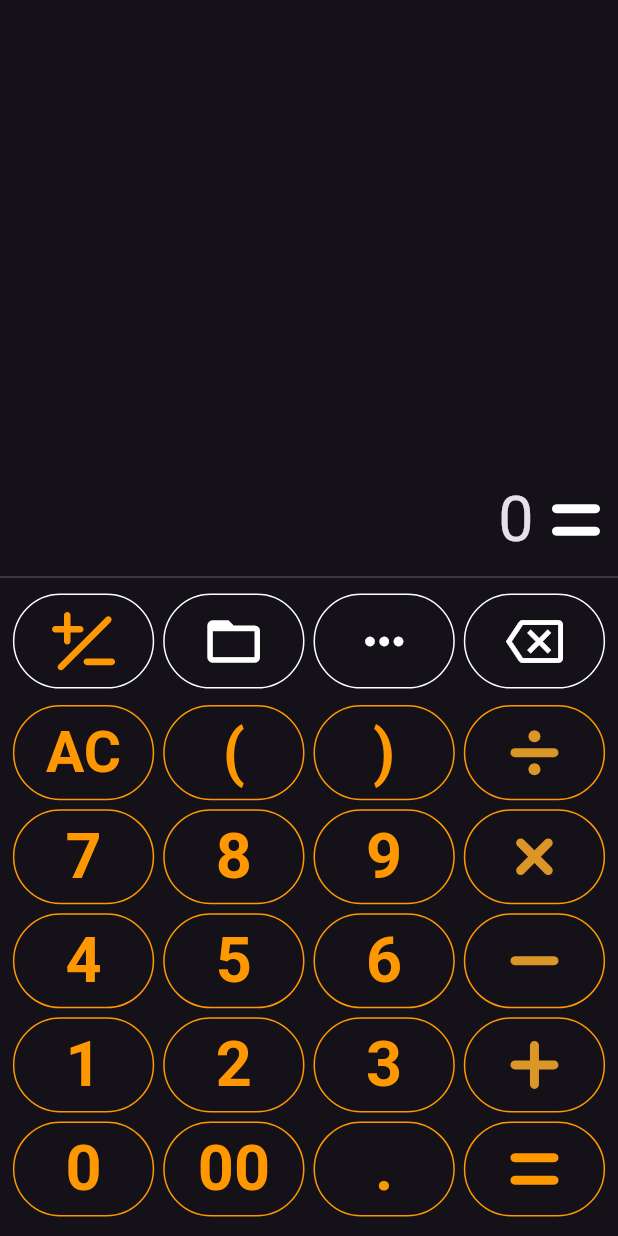
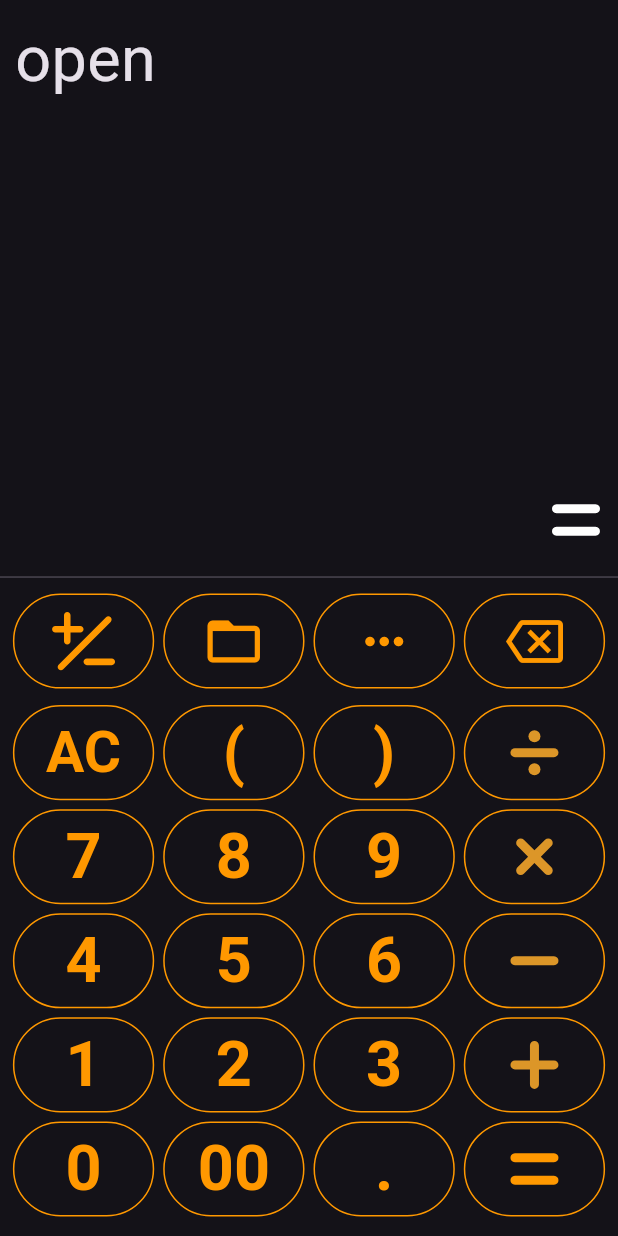
Before and after one commit to khjde1207/real_life_calculator, a Flutter app: the ClcPage screen opened directly, after a tap on the "folder open" icon, on a phone screen of 412 x 824 dp. Run offline on Flutter 3.47's test engine with Material 2 defaults, Android fonts, the phone set to English and light mode, and no system bars; drawn by our look-alikes of auto_size_text; our stand-ins replace decimal, flutter_svg, get, isar, math_expressions, styled_widget and 1 more; missing offline and left inert: dart_eval, math_parser; accounts and stored records are empty; generated files the repository leaves out were written again.

Commit message:
계산식 테스트

```diff
--- a/lib/comp/keyboard_comp.dart
+++ b/lib/comp/keyboard_comp.dart
@@ -10,123 +10,98 @@ class KeyboardComp extends GetView {
   KeyboardComp({
     required this.onPressed,
   });
-  Map<Widget, Function()> clcButtons1 = {
-    IconsData.plus_minus(): () => NumberTypeIsar()
-      ..type = 1
-      ..value = "+/-",
-    Icon(
+  Map<Widget, String Function()> clcButtons1 = {
+    IconsData.plus_minus(): () => "+/-",
+    const Icon(
       Icons.folder_open,
       size: 42,
-      color: Colors.white,
-    ): () => NumberTypeIsar()
-      ..type = 1
-      ..value = "SAVE",
-    Icon(
+      color: Colors.orange,
+    ): () => "open",
+    const Icon(
       Icons.more_horiz,
-      color: Colors.white,
+      color: Colors.orange,
       size: 38,
-    ): () => NumberTypeIsar()
-      ..type = 1
-      ..value = "...",
-    // IconsData.parenthesis(): () => NumberTypeIsar()
-    //   ..type = 1
-    //   ..value = "()",
-    Icon(
+    ): () => "...",
+    const Icon(
       Icons.backspace_outlined,
-      color: Colors.white,
+      color: Colors.orange,
       size: 38,
-    ): () => NumberTypeIsar()
-      ..type = 1
-      ..value = "÷",
+    ): () => "back",
   };
-  Map<Widget, Function()> clcButtons2 = {
-    Text("AC")
+  Map<Widget, String Function()> clcButtons2 = {
+    const Text("AC")
         .fontSize(38)
         .fontWeight(FontWeight.bold)
-        .textColor(Colors.orange): () => NumberTypeIsar()
-      ..type = 1
-      ..value = "AC",
-    Text("(").fontSize(42).fontWeight(FontWeight.bold).textColor(Colors.orange):
-        () => NumberTypeIsar()
-          ..type = 1
-          ..value = "(",
-    Text(")").fontSize(42).fontWeight(FontWeight.bold).textColor(Colors.orange):
-        () => NumberTypeIsar()
-          ..type = 1
-          ..value = ")",
-    IconsData.divide(): () => NumberTypeIsar()
-      ..type = 1
-      ..value = "÷",
-  };
-  Map<Widget, Function()> clcButtons3 = {
-    Text("7").fontSize(42).fontWeight(FontWeight.bold).textColor(Colors.orange):
-        () => NumberTypeIsar()
-          ..type = 0
-          ..value = "7",
-    Text("8").fontSize(42).fontWeight(FontWeight.bold).textColor(Colors.orange):
-        () => NumberTypeIsar()
-          ..type = 0
-          ..value = "8",
-    Text("9").fontSize(42).fontWeight(FontWeight.bold).textColor(Colors.orange):
-        () => NumberTypeIsar()
-          ..type = 0
-          ..value = "9",
-    IconsData.cross(): () => NumberTypeIsar()
-      ..type = 1
-      ..value = "×",
-  };
-  Map<Widget, Function()> clcButtons4 = {
-    Text("4").fontSize(42).fontWeight(FontWeight.bold).textColor(Colors.orange):
-        () => NumberTypeIsar()
-          ..type = 0
-          ..value = "4",
-    Text("5").fontSize(42).fontWeight(FontWeight.bold).textColor(Colors.orange):
-        () => NumberTypeIsar()
-          ..type = 0
-          ..value = "5",
-    Text("6").fontSize(42).fontWeight(FontWeight.bold).textColor(Colors.orange):
-        () => NumberTypeIsar()
-          ..type = 0
-          ..value = "6",
-    IconsData.minus(): () => NumberTypeIsar()
-      ..type = 1
-      ..value = "-",
-  };
-  Map<Widget, Function()> clcButtons5 = {
-    Text("1").fontSize(42).fontWeight(FontWeight.bold).textColor(Colors.orange):
-        () => NumberTypeIsar()
-          ..type = 0
-          ..value = "1",
-    Text("2").fontSize(42).fontWeight(FontWeight.bold).textColor(Colors.orange):
-        () => NumberTypeIsar()
-          ..type = 0
-          ..value = "2",
-    Text("3").fontSize(42).fontWeight(FontWeight.bold).textColor(Colors.orange):
-        () => NumberTypeIsar()
-          ..type = 0
-          ..value = "3",
-    IconsData.plus(): () => NumberTypeIsar()
-      ..type = 1
-      ..value = "+",
-  };
-  Map<Widget, Function()> clcButtons6 = {
-    Text("0").fontSize(42).fontWeight(FontWeight.bold).textColor(Colors.orange):
-        () => NumberTypeIsar()
-          ..type = 0
-          ..value = "0",
-    Text("00")
+        .textColor(Colors.orange): () => "AC",
+    const Text("(")
         .fontSize(42)
         .fontWeight(FontWeight.bold)
-        .textColor(Colors.orange): () => NumberTypeIsar()
-      ..type = 0
-      ..value = "00",
-    Text(".").fontSize(42).fontWeight(FontWeight.bold).textColor(Colors.orange):
-        () => NumberTypeIsar()
-          ..type = 0
-          ..value = ".",
-    IconsData.eq(): () => NumberTypeIsar()
-      ..type = 1
-      ..value = "=",
+        .textColor(Colors.orange): () => "(",
+    const Text(")")
+        .fontSize(42)
+        .fontWeight(FontWeight.bold)
+        .textColor(Colors.orange): () => ")",
+    IconsData.divide(): () => "÷",
+  };
+  Map<Widget, String Function()> clcButtons3 = {
+    const Text("7")
+        .fontSize(42)
+        .fontWeight(FontWeight.bold)
+        .textColor(Colors.orange): () => "7",
+    const Text("8")
+        .fontSize(42)
+        .fontWeight(FontWeight.bold)
+        .textColor(Colors.orange): () => "8",
+    const Text("9")
+        .fontSize(42)
+        .fontWeight(FontWeight.bold)
+        .textColor(Colors.orange): () => "9",
+    IconsData.cross(): () => "×",
+  };
+  Map<Widget, String Function()> clcButtons4 = {
+    const Text("4")
+        .fontSize(42)
+        .fontWeight(FontWeight.bold)
+        .textColor(Colors.orange): () => "4",
+    const Text("5")
+        .fontSize(42)
+        .fontWeight(FontWeight.bold)
+        .textColor(Colors.orange): () => "5",
+    const Text("6")
+        .fontSize(42)
+        .fontWeight(FontWeight.bold)
+        .textColor(Colors.orange): () => "6",
+    IconsData.minus(): () => "-",
+  };
+  Map<Widget, String Function()> clcButtons5 = {
+    const Text("1")
+        .fontSize(42)
+        .fontWeight(FontWeight.bold)
+        .textColor(Colors.orange): () => "1",
+    const Text("2")
+        .fontSize(42)
+        .fontWeight(FontWeight.bold)
+        .textColor(Colors.orange): () => "2",
+    const Text("3")
+        .fontSize(42)
+        .fontWeight(FontWeight.bold)
+        .textColor(Colors.orange): () => "3",
+    IconsData.plus(): () => "+",
+  };
+  Map<Widget, String Function()> clcButtons6 = {
+    const Text("0")
+        .fontSize(42)
+        .fontWeight(FontWeight.bold)
+        .textColor(Colors.orange): () => "0",
+    const Text("00")
+        .fontSize(42)
+        .fontWeight(FontWeight.bold)
+        .textColor(Colors.orange): () => "00",
+    const Text(".")
+        .fontSize(42)
+        .fontWeight(FontWeight.bold)
+        .textColor(Colors.orange): () => ".",
+    IconsData.eq(): () => "=",
   };
 
   Map<String, Function> engineeringButton = {
@@ -145,7 +120,7 @@ class KeyboardComp extends GetView {
     "x-10^y": () {},
   };
 
-  Function(NumberTypeIsar) onPressed;
+  Function(String) onPressed;
 
   @override
   Widget build(BuildContext context) {
@@ -164,7 +139,7 @@ class KeyboardComp extends GetView {
       return [
         ...buttons.map((e) {
           var idx = buttons.indexOf(e);
-          var c = idx == 0 ? Colors.white : Colors.orange;
+          var c = Colors.orange;
           return [
             [
               ...e
@@ -176,7 +151,7 @@ class KeyboardComp extends GetView {
                             minimumSize: Size(buttonWidth, buttonheight),
                             maximumSize: Size(buttonWidth, buttonheight),
                             padding: EdgeInsets.zero,
-                            foregroundColor: Colors.white,
+                            foregroundColor: c,
                             side: BorderSide(width: 1, color: c),
                           ),
                           onPressed: () {
--- a/lib/pages/clc_page.dart
+++ b/lib/pages/clc_page.dart
@@ -14,8 +14,17 @@ import 'package:styled_widget/styled_widget.dart';
 
 class ClcPage extends GetView {
   RxList<NumberTypeIsar> clcList = RxList<NumberTypeIsar>();
+  RxString inputStr = "".obs;
   String curNums = "";
-  Rx<Decimal> rtnValue = Decimal.parse("0").obs;
+  RxString rtnValue = "".obs;
+  // Rx<Decimal> rtnValue = Decimal.parse("0").obs;
+  clc() {
+    var rtn = Utils.clc(inputStr.toString());
+    if (rtn != null) {
+      rtnValue(rtn);
+    }
+  }
+
   @override
   Widget build(BuildContext context) {
     // TODO: implement build
@@ -23,40 +32,48 @@ class ClcPage extends GetView {
     return Scaffold(
       body: [
         Obx(() {
-          if (clcList.isEmpty) {
-            return SizedBox();
-          }
-          // print("LLLLLLLLLLLLLLLL$clcList");
-          var t = clcList;
-          // .getRange(
-          //     (clcList.length - 30).clamp(0, clcList.length), clcList.length);
-          return LayoutBuilder(builder: (p0, p1) {
-            print(p1.maxHeight ~/ (43));
+          return AutoSizeText(
+            inputStr.toString(),
+            maxFontSize: 42,
+            style: TextStyle(fontSize: 42),
+            minFontSize: 14,
+          ).width(double.infinity).padding(all: 10);
+        }).expanded(),
+        // Obx(() {
+        //   if (clcList.isEmpty) {
+        //     return SizedBox();
+        //   }
+        //   // print("LLLLLLLLLLLLLLLL$clcList");
+        //   var t = clcList;
+        //   // .getRange(
+        //   //     (clcList.length - 30).clamp(0, clcList.length), clcList.length);
+        //   return LayoutBuilder(builder: (p0, p1) {
+        //     print(p1.maxHeight ~/ (43));
 
-            return t
-                .map((e) {
-                  return AutoSizeText(
-                    e.value,
-                    maxFontSize: 42,
-                    minFontSize: e.type == 0 ? 42 : 24,
-                    textAlign: TextAlign.end,
-                    maxLines: p1.maxHeight ~/ (43 * 2),
-                  )
-                      // Text(e.value)
-                      //     .fontSize(e.type == 0 ? 32 : 24)
-                      //     .textColor(Colors.white.withOpacity(0.8))
-                      //     // .backgroundColor(Colors.white)
-                      .marginSymmetric(horizontal: 2);
-                })
-                .toList()
-                .toWrap(
-                  alignment: WrapAlignment.end,
-                  runAlignment: WrapAlignment.end,
-                  crossAxisAlignment: WrapCrossAlignment.center,
-                  clipBehavior: Clip.hardEdge,
-                );
-          });
-        }).width(double.infinity).marginSymmetric(horizontal: 20).expanded(),
+        //     return t
+        //         .map((e) {
+        //           return AutoSizeText(
+        //             e.value,
+        //             maxFontSize: 42,
+        //             minFontSize: e.type == 0 ? 42 : 24,
+        //             textAlign: TextAlign.end,
+        //             maxLines: p1.maxHeight ~/ (43 * 2),
+        //           )
+        //               // Text(e.value)
+        //               //     .fontSize(e.type == 0 ? 32 : 24)
+        //               //     .textColor(Colors.white.withOpacity(0.8))
+        //               //     // .backgroundColor(Colors.white)
+        //               .marginSymmetric(horizontal: 2);
+        //         })
+        //         .toList()
+        //         .toWrap(
+        //           alignment: WrapAlignment.end,
+        //           runAlignment: WrapAlignment.end,
+        //           crossAxisAlignment: WrapCrossAlignment.center,
+        //           clipBehavior: Clip.hardEdge,
+        //         );
+        //   });
+        // }).width(double.infinity).marginSymmetric(horizontal: 20).expanded(),
         // Divider(),
 
         Obx(() {
@@ -122,24 +139,52 @@ class ClcPage extends GetView {
         // ),
         KeyboardComp(
           onPressed: (v) {
+            var operator = ["×", "÷", "+", "-"];
+            var input = inputStr.toString();
+
+            var lastChar =
+                input.isEmpty ? "" : input.substring(input.length - 1);
+
+            if (v == "AC") {
+              inputStr("");
+              rtnValue("");
+              return;
+            }
+            if (v == "back") {
+              if (input.isNotEmpty) {
+                inputStr(inputStr.substring(0, input.length - 1));
+              }
+              clc();
+              return;
+            }
+            if (input.isNotEmpty &&
+                operator.contains(lastChar) &&
+                operator.contains(v)) {
+              inputStr(inputStr.substring(0, input.length - 1) + v);
+              clc();
+            } else {
+              inputStr(inputStr.toString() + v);
+              clc();
+            }
+
             // print(v.value);
 
             // var e = eval('Decimal.parse(2) + Decimal.parse(2)');
-            var ss = MathCustomFunctionsImplemented({MathFunctionT1()});
-            var s = MathNodeExpression.fromString("4+-2");
-            var rtn = s.calc(MathVariableValues({}));
-            // print(s.);
-            var lastidx = rtn.toString().indexOf(".");
-            if (lastidx > 0) {
-              var ls = rtn.toString().substring(lastidx).indexOf("0");
-              if (ls > 0) {
-                // print();
-                ls -= 1;
-                print(rtn.toStringAsFixed(ls));
-                return;
-              }
-            }
-            print(rtn.toInt());
+            // var ss = MathCustomFunctionsImplemented({MathFunctionT1()});
+            // var s = MathNodeExpression.fromString("4+-2");
+            // var rtn = s.calc(MathVariableValues({}));
+            // // print(s.);
+            // var lastidx = rtn.toString().indexOf(".");
+            // if (lastidx > 0) {
+            //   var ls = rtn.toString().substring(lastidx).indexOf("0");
+            //   if (ls > 0) {
+            //     // print();
+            //     ls -= 1;
+            //     print(rtn.toStringAsFixed(ls));
+            //     return;
+            //   }
+            // }
+            // print(rtn.toInt());
 
             // Parser p = Parser();
             // Expression exp = p.parse("2+2");
@@ -175,39 +220,39 @@ class ClcPage extends GetView {
             // print(e);
 
             return;
-            if (v.value == "AC") {
-              clcList.clear();
-              rtnValue(Utils.clc(clcList));
-              return;
-            }
+            // if (v.value == "AC") {
+            //   clcList.clear();
+            //   rtnValue(Utils.clc(clcList));
+            //   return;
+            // }
 
-            if (v.type == 0) {
-              if (clcList.isEmpty) {
-                clcList.add(v);
-              } else {
-                if (clcList.last.type == 0) {
-                  clcList.last.value += v.value;
-                } else {
-                  clcList.add(v);
-                }
-              }
-            }
-            if (clcList.isNotEmpty && clcList.last.type == 0 && v.type == 1) {
-              var bClc = [
-                "%",
-                "()",
-                "÷",
-                "×",
-                "-",
-                "+",
-              ].contains(v.value);
-              if (bClc) {
-                clcList.add(v);
-              }
-            }
-            // print(v);
-            clcList.refresh();
-            rtnValue(Utils.clc(clcList));
+            // if (v.type == 0) {
+            //   if (clcList.isEmpty) {
+            //     clcList.add(v);
+            //   } else {
+            //     if (clcList.last.type == 0) {
+            //       clcList.last.value += v.value;
+            //     } else {
+            //       clcList.add(v);
+            //     }
+            //   }
+            // }
+            // if (clcList.isNotEmpty && clcList.last.type == 0 && v.type == 1) {
+            //   var bClc = [
+            //     "%",
+            //     "()",
+            //     "÷",
+            //     "×",
+            //     "-",
+            //     "+",
+            //   ].contains(v.value);
+            //   if (bClc) {
+            //     clcList.add(v);
+            //   }
+            // }
+            // // print(v);
+            // clcList.refresh();
+            // rtnValue(Utils.clc(clcList));
             // clcList.forEach((e) {
             //   print(e.value);
             // });
--- a/lib/provider/utils.dart
+++ b/lib/provider/utils.dart
@@ -1,44 +1,60 @@
 import 'package:decimal/decimal.dart';
+import 'package:math_expressions/math_expressions.dart';
 import 'package:real_life_calculator/model/isar_model.dart';
 
 class Utils {
-  static Decimal clc(List<NumberTypeIsar> clcList) {
-    final d = (String s) => Decimal.parse(s);
-    Decimal rtnValue = d("0");
+  static String? clc(String clcdata) {
+    clcdata = clcdata.replaceAll("×", "*");
+    clcdata = clcdata.replaceAll("÷", "/");
+    try {
+      Parser p = Parser();
+      Expression exp = p.parse(clcdata);
+      ContextModel cm = ContextModel();
+      double eval = exp.evaluate(EvaluationType.REAL, cm);
 
-    for (var i = 0; i < clcList.length; i++) {
-      var curNum = clcList[i];
-      var nextNum = i + 1 >= clcList.length ? null : clcList[i + 1];
-      print("${curNum.type} : ${curNum.value}");
+      return eval.toString();
+    } catch (e) {
+      return null;
+    }
+  }
 
-      if (curNum.type == 0) {
-        rtnValue = d(curNum.value);
-      }
-      if (curNum.type == 1) {
-        if (nextNum != null) {
-          if (curNum.value == "×") {
-            rtnValue = rtnValue * d(nextNum.value);
-          }
-          if (curNum.value == "+") {
-            rtnValue = rtnValue + d(nextNum.value);
-          }
-          if (curNum.value == "-") {
-            rtnValue = rtnValue - d(nextNum.value);
-          }
-          if (curNum.value == "÷") {
-            var tmpValue = rtnValue / d(nextNum.value);
-            rtnValue = tmpValue.toDecimal();
-          }
-          i++;
-        }
-      }
-    }
-    // clcList.forEach((e) {
+  // static Decimal clc(List<NumberTypeIsar> clcList) {
+  //   final d = (String s) => Decimal.parse(s);
+  //   Decimal rtnValue = d("0");
 
-    //   print(e.value);
-    // });
-    // final d = Decimal.parse("1.4");
-    print(" >>>>> ${rtnValue.toString()}");
-    return rtnValue;
-  }
+  //   for (var i = 0; i < clcList.length; i++) {
+  //     var curNum = clcList[i];
+  //     var nextNum = i + 1 >= clcList.length ? null : clcList[i + 1];
+  //     print("${curNum.type} : ${curNum.value}");
+
+  //     if (curNum.type == 0) {
+  //       rtnValue = d(curNum.value);
+  //     }
+  //     if (curNum.type == 1) {
+  //       if (nextNum != null) {
+  //         if (curNum.value == "×") {
+  //           rtnValue = rtnValue * d(nextNum.value);
+  //         }
+  //         if (curNum.value == "+") {
+  //           rtnValue = rtnValue + d(nextNum.value);
+  //         }
+  //         if (curNum.value == "-") {
+  //           rtnValue = rtnValue - d(nextNum.value);
+  //         }
+  //         if (curNum.value == "÷") {
+  //           var tmpValue = rtnValue / d(nextNum.value);
+  //           rtnValue = tmpValue.toDecimal();
+  //         }
+  //         i++;
+  //       }
+  //     }
+  //   }
+  //   // clcList.forEach((e) {
+
+  //   //   print(e.value);
+  //   // });
+  //   // final d = Decimal.parse("1.4");
+  //   print(" >>>>> ${rtnValue.toString()}");
+  //   return rtnValue;
+  // }
 }
```
